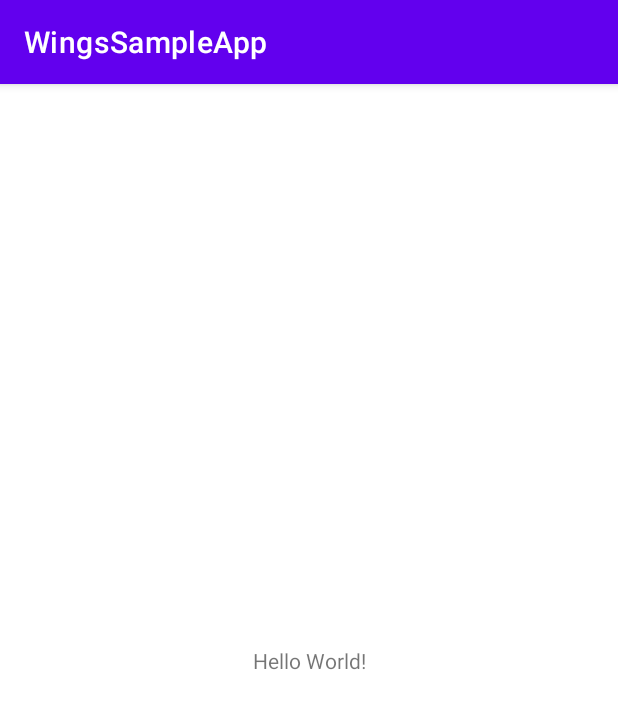
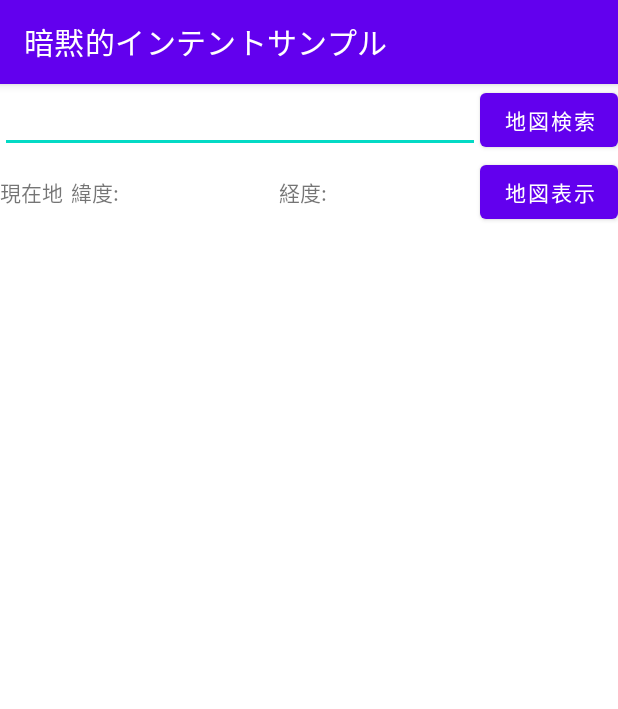
Before and after one commit to Hikari-huk/WingsSampleApp, an Android app: the screen it shows after launch (MainActivity), on a phone screen of 412 x 824 dp. Shown: the top 709 px of the screen. Run offline under Robolectric (Android 15) with nearby library versions, the phone set to English and light mode, and no system bars.

Commit message:
[add] 暗黙インテントと地図を開く処理

```diff
--- a/app/src/main/java/jp/aoyama/it/wingssampleapp/MainActivity.java
+++ b/app/src/main/java/jp/aoyama/it/wingssampleapp/MainActivity.java
@@ -2,7 +2,15 @@ package jp.aoyama.it.wingssampleapp;
 
 import androidx.appcompat.app.AppCompatActivity;
 
+import android.content.Intent;
+import android.net.Uri;
 import android.os.Bundle;
+import android.util.Log;
+import android.view.View;
+import android.widget.EditText;
+
+import java.io.UnsupportedEncodingException;
+import java.net.URLEncoder;
 
 public class MainActivity extends AppCompatActivity {
 
@@ -12,4 +20,23 @@ public class MainActivity extends AppCompatActivity {
         setContentView(R.layout.activity_main);
         System.out.println("14sec");
     }
+
+    public void onMapSearchButtonClick(View view){
+        EditText etSearchWord = findViewById(R.id.etSearchWord);
+        String searchWord = etSearchWord.getText().toString();
+
+        try {
+            searchWord = URLEncoder.encode(searchWord, "UTF-8");
+
+            String uriStr = "geo:0,0?q=" + searchWord;
+
+            Uri uri = Uri.parse(uriStr);
+
+            Intent intent = new Intent(Intent.ACTION_VIEW, uri);
+
+            startActivity(intent);
+        } catch (UnsupportedEncodingException e) {
+            Log.e("MainActivity", "検索キーワード変換失敗", e);
+        }
+    }
 }
--- a/app/src/main/res/layout/activity_main.xml
+++ b/app/src/main/res/layout/activity_main.xml
@@ -1,18 +1,72 @@
 <?xml version="1.0" encoding="utf-8"?>
-<androidx.constraintlayout.widget.ConstraintLayout xmlns:android="http://schemas.android.com/apk/res/android"
-    xmlns:app="http://schemas.android.com/apk/res-auto"
-    xmlns:tools="http://schemas.android.com/tools"
+<LinearLayout
+    xmlns:android="http://schemas.android.com/apk/res/android"
     android:layout_width="match_parent"
     android:layout_height="match_parent"
-    tools:context=".MainActivity">
+    android:orientation="vertical">
 
-    <TextView
-        android:layout_width="wrap_content"
+    <LinearLayout
+        android:layout_width="match_parent"
         android:layout_height="wrap_content"
-        android:text="Hello World!"
-        app:layout_constraintBottom_toBottomOf="parent"
-        app:layout_constraintEnd_toEndOf="parent"
-        app:layout_constraintStart_toStartOf="parent"
-        app:layout_constraintTop_toTopOf="parent" />
+        android:orientation="horizontal">
 
-</androidx.constraintlayout.widget.ConstraintLayout>
+        <EditText
+            android:id="@+id/etSearchWord"
+            android:layout_width="0dp"
+            android:layout_height="wrap_content"
+            android:layout_weight="1"/>
+
+        <Button
+            android:id="@+id/btMapSearch"
+            android:layout_width="wrap_content"
+            android:layout_height="wrap_content"
+            android:onClick="onMapSearchButtonClick"
+            android:text="@string/bt_map_search"/>
+    </LinearLayout>
+
+    <LinearLayout
+        android:layout_width="match_parent"
+        android:layout_height="wrap_content"
+        android:orientation="horizontal">
+
+        <TextView
+            android:layout_width="wrap_content"
+            android:layout_height="wrap_content"
+            android:layout_marginRight="5dp"
+            android:text="@string/tv_current_title"/>
+
+        <TextView
+            android:layout_width="wrap_content"
+            android:layout_height="wrap_content"
+            android:layout_marginRight="5dp"
+            android:text="@string/tv_latitude_title"/>
+
+        <TextView
+            android:id="@+id/tvLatitude"
+            android:layout_width="0dp"
+            android:layout_height="wrap_content"
+            android:layout_marginRight="5dp"
+            android:layout_weight="0.5"
+            android:maxLines="1"/>
+
+        <TextView
+            android:layout_width="wrap_content"
+            android:layout_height="wrap_content"
+            android:layout_marginRight="5dp"
+            android:text="@string/tv_longitude_title"/>
+
+        <TextView
+            android:id="@+id/tvLongitude"
+            android:layout_width="0dp"
+            android:layout_height="wrap_content"
+            android:layout_weight="0.5"
+            android:maxLines="1"/>
+
+        <Button
+            android:id="@+id/btMapShowCurrent"
+            android:layout_width="wrap_content"
+            android:layout_height="wrap_content"
+            android:onClick="onMapShowCurrentButtonClick"
+            android:text="@string/bt_map_current"/>
+    </LinearLayout>
+</LinearLayout>
--- a/app/src/main/res/values/strings.xml
+++ b/app/src/main/res/values/strings.xml
@@ -1,3 +1,8 @@
 <resources>
-    <string name="app_name">WingsSampleApp</string>
+    <string name="app_name">暗黙的インテントサンプル</string>
+    <string name="bt_map_search">地図検索</string>
+    <string name="tv_current_title">現在地</string>
+    <string name="tv_latitude_title">緯度:</string>
+    <string name="tv_longitude_title">経度:</string>
+    <string name="bt_map_current">地図表示</string>
 </resources>
```
